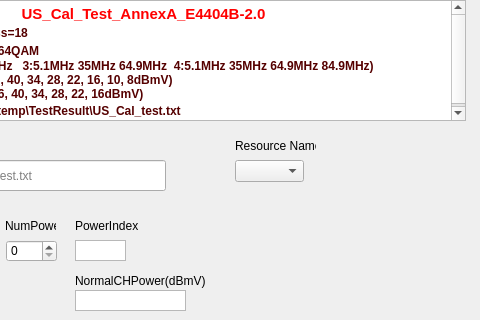
Above: UI/US_Cal_Test.ui from onWayLa/RF_Bench_Test before the change; both pictures show x 215 to 695 and y 86 to 406 of the 785 by 800 pixel window. Below: the same form after it.
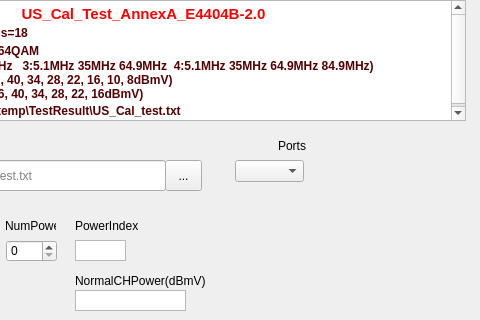
That is the form after the change.

Diff of the .ui file:
```diff
--- a/UI/US_Cal_Test.ui
+++ b/UI/US_Cal_Test.ui
@@ -157,14 +157,17 @@
    <widget class="QLabel" name="label_resource_name">
     <property name="geometry">
      <rect>
-      <x>450</x>
+      <x>440</x>
       <y>160</y>
       <width>81</width>
       <height>31</height>
      </rect>
     </property>
     <property name="text">
-     <string>Resource Name</string>
+     <string>Ports</string>
+    </property>
+    <property name="alignment">
+     <set>Qt::AlignRight|Qt::AlignTrailing|Qt::AlignVCenter</set>
     </property>
    </widget>
    <widget class="QComboBox" name="comboBox_resurce_name">
@@ -438,6 +441,19 @@
      <string>Stop/Start</string>
     </property>
    </widget>
+   <widget class="QToolButton" name="toolButton_choosepath">
+    <property name="geometry">
+     <rect>
+      <x>380</x>
+      <y>190</y>
+      <width>37</width>
+      <height>31</height>
+     </rect>
+    </property>
+    <property name="text">
+     <string>...</string>
+    </property>
+   </widget>
   </widget>
   <widget class="QMenuBar" name="menubar">
    <property name="geometry">
```
Left out of the diff: 2 changed lines with no effect on the pictures.
